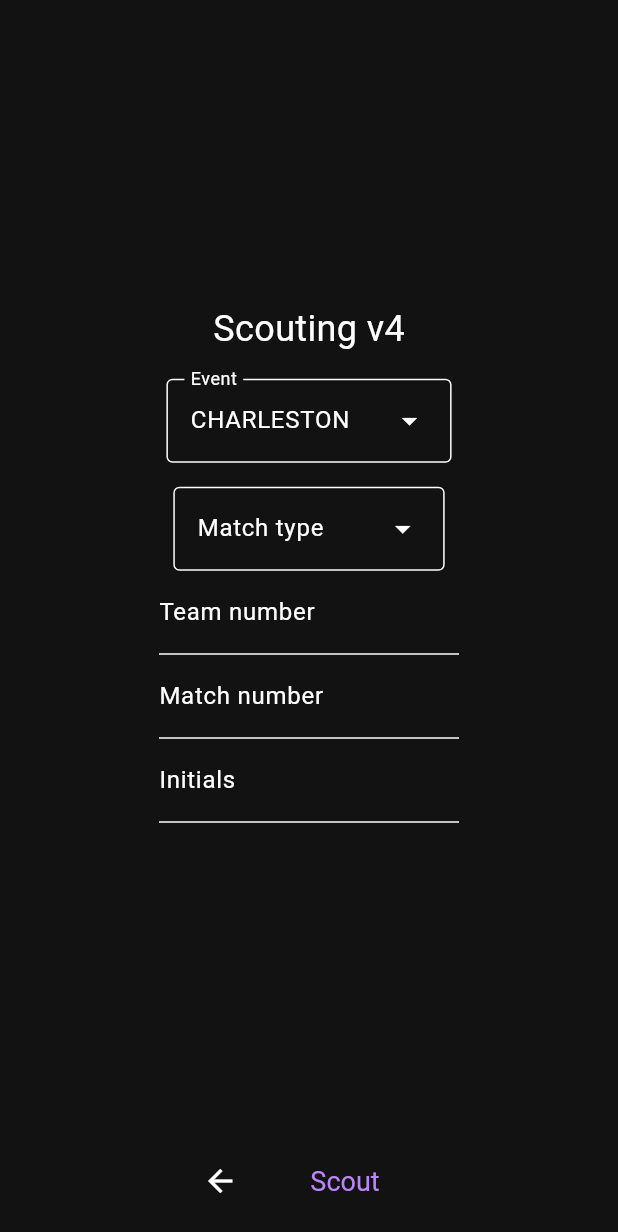
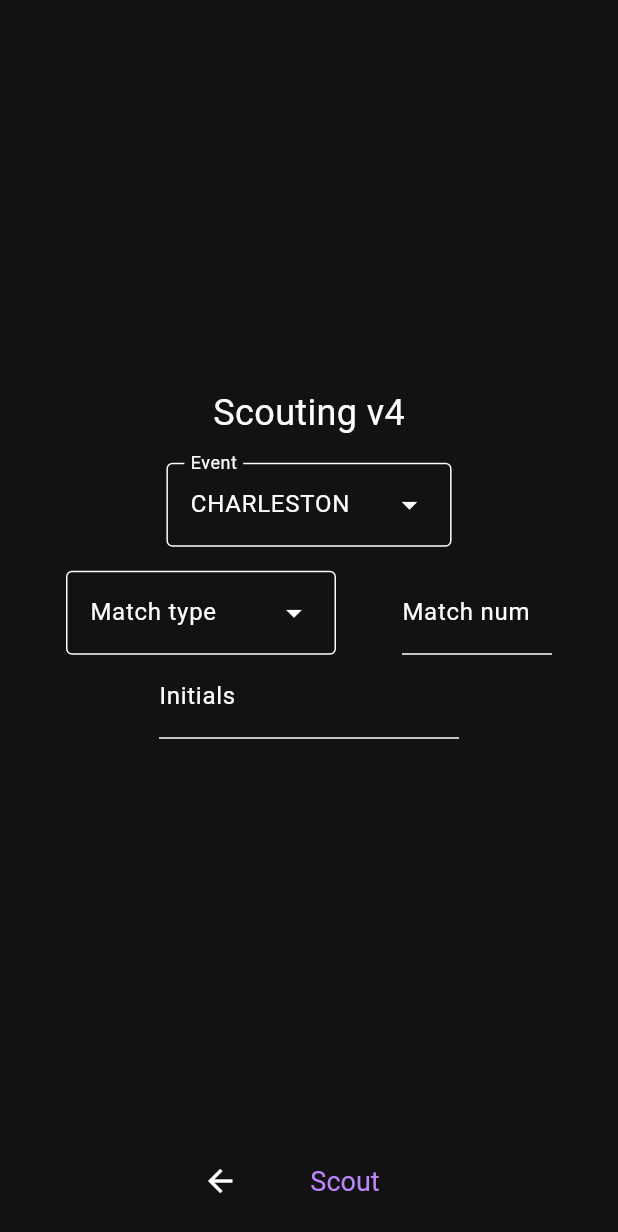
Before and after one commit to 4533-phoenix/flutter-scouting-v4, a Flutter app: the screen it shows after launch, on a phone screen of 412 x 824 dp. Shown: the top 1232 px of the screen. Run offline on Flutter 3.47's test engine with Material 3 defaults, Android fonts, the light colour scheme and no system bars; our stand-ins replace dio; missing offline and left inert: gsheets, tba_api_v3; key blocks and very long unbroken strings in the code were emptied for the run.

Commit message:
Some cleanup and actually fixed web bugs

```diff
--- a/lib/main.dart
+++ b/lib/main.dart
@@ -2,6 +2,7 @@ import 'package:flutter/material.dart';
 import 'package:flutter/services.dart';
 import 'package:scouting_flutter/numbox.dart';
 import 'package:scouting_flutter/sheets.dart';
+import 'package:scouting_flutter/tba.dart';
 
 void main() async {
   //var team = await Tba().getTeam(4533);
@@ -20,10 +21,10 @@ class _Main extends State<Main> {
   static int lastPage = 3;
   static bool retry = false;
 
-  Home home = Home();
-  AutoDetails autoDetails = AutoDetails();
-  TeleopDetails teleopDetails = TeleopDetails();
-  EndDetails endDetails = EndDetails();
+  static Home home = Home();
+  static AutoDetails autoDetails = AutoDetails();
+  static TeleopDetails teleopDetails = TeleopDetails();
+  static EndDetails endDetails = EndDetails();
 
   @override
   Widget build(BuildContext context) {
@@ -87,7 +88,7 @@ class _Main extends State<Main> {
         body: Center(
           child: SizedBox(
             //height: 700,
-            width: 300,
+            width: 420,
             child: Center(
                 child: <Widget>[
               home,
@@ -129,14 +130,18 @@ class _AutoDetails extends State<AutoDetails> {
         Center(
             child: Column(children: [
           const Text('Speaker notes'),
-          NumBox(callback: (int val) {
+          NumBox(
+              value: widget.speakerNotes,
+              callback: (int val) {
                 widget.speakerNotes = val;
               }),
         ])),
         Center(
             child: Column(children: [
           const Text('Amp notes'),
-          NumBox(callback: (int val) {
+          NumBox(
+              value: widget.ampNotes,
+              callback: (int val) {
                 widget.ampNotes = val;
               }),
         ])),
@@ -185,36 +190,30 @@ class _TeleopDetails extends State<TeleopDetails> {
         Center(
             child: Column(children: [
           const Text('Speaker notes'),
-          NumBox(callback: (int val) {
+          NumBox(
+              value: widget.speakerNotes,
+              callback: (int val) {
                 widget.speakerNotes = val;
               }),
         ])),
         Center(
             child: Column(children: [
           const Text('Amp notes'),
-          NumBox(callback: (int val) {
+          NumBox(
+              value: widget.ampNotes,
+              callback: (int val) {
                 widget.ampNotes = val;
               }),
         ])),
         Center(
             child: Column(children: [
           const Text('Amped speaker notes'),
-          NumBox(callback: (int val) {
+          NumBox(
+              value: widget.ampedSpeakerNotes,
+              callback: (int val) {
                 widget.ampedSpeakerNotes = val;
               }),
         ])),
-        /*
-        ListTile(
-          title: const Text('Leave'),
-          leading: Checkbox(
-              value: leave,
-              onChanged: (val) {
-                setState(() {
-                  leave = val!;
-                });
-              }),
-        ),
-				*/
       ],
     );
   }
@@ -254,93 +253,10 @@ class _EndDetails extends State<EndDetails> {
             decoration: const InputDecoration(labelText: 'Comments'),
           ),
         ])),
-        /*
-        ListTile(
-          title: const Text('Leave'),
-          leading: Checkbox(
-              value: leave,
-              onChanged: (val) {
-                setState(() {
-                  leave = val!;
-                });
-              }),
-        ),
-				*/
       ],
     );
   }
 }
-
-/*
-class Main extends StatefulWidget {
-  const Main({super.key});
-
-  @override
-  State<Main> createState() => _Main();
-}
-
-class _Main extends State<Main> {
-	int page = 0;
-  TextEditingController _scouter = TextEditingController(text: "");
-
-  @override
-  Widget build(BuildContext context) {
-    return Scaffold(
-      body: Center(
-        child: Column(
-          mainAxisAlignment: MainAxisAlignment.center,
-          children: <Widget>[
-            const Padding(
-                padding: EdgeInsets.only(bottom: 16.0),
-                child: Text(
-                    style: TextStyle(
-                      fontSize: 24.0,
-                    ),
-                    'Scouting v4'
-								)
-						),
-          ],
-        ),
-      ),
-    );
-  }
-}
-
-
-class Main extends StatefulWidget {
-  const Main({super.key});
-
-  @override
-  State<Main> createState() => _Main();
-}
-
-class _Main extends State<Main> {
-	int page = 0;
-  TextEditingController _scouter = TextEditingController(text: "");
-
-  @override
-  Widget build(BuildContext context) {
-    return Scaffold(
-      body: Center(
-        child: Column(
-          mainAxisAlignment: MainAxisAlignment.center,
-          children: <Widget>[
-            const Padding(
-                padding: EdgeInsets.only(bottom: 16.0),
-                child: Text(
-                    style: TextStyle(
-                      fontSize: 24.0,
-                    ),
-                    'Scouting v4'
-								)
-						),
-          ],
-        ),
-      ),
-    );
-  }
-}
-*/
 
 class Home extends StatefulWidget {
   Home({super.key, this.scouter = ''});
@@ -367,6 +283,16 @@ class _Home extends State<Home> {
   void initState() {
     super.initState();
 
+		scouter.text = widget.scouter;
+
+		if (widget.teamNum != -1) {
+			teamNum.text = widget.teamNum.toString();
+		}
+
+		if (widget.matchNum != -1) {
+			matchNum.text = widget.matchNum.toString();
+		}
+
     teamNumFocus = FocusNode();
     matchNumFocus = FocusNode();
     scouterFocus = FocusNode();
@@ -383,8 +309,6 @@ class _Home extends State<Home> {
 
   @override
   Widget build(BuildContext context) {
-    scouter.text = widget.scouter;
-
     return Column(
       mainAxisAlignment: MainAxisAlignment.center,
       children: <Widget>[
@@ -401,18 +325,22 @@ class _Home extends State<Home> {
               label: Text('Event'),
               initialSelection: 'scchs2024',
               dropdownMenuEntries: [
-                //DropdownMenuEntry(value: 'scriw2023', label: 'SCRIW 2023'),
                 DropdownMenuEntry(value: 'scchs2024', label: 'CHARLESTON'),
               ],
             )),
+        Row(
+					mainAxisAlignment: MainAxisAlignment.spaceEvenly,
+					crossAxisAlignment: CrossAxisAlignment.center,
+					children: [
           DropdownMenu(
+						width: 180,
             label: const Text('Match type'),
+            initialSelection: widget.matchType,
             onSelected: (val) {
               widget.matchType = val!;
               teamNumFocus.requestFocus();
             },
             dropdownMenuEntries: const [
-            //DropdownMenuEntry(value: 'scriw2023', label: 'SCRIW 2023'),
               DropdownMenuEntry(value: 'Practice', label: 'Practice'),
               DropdownMenuEntry(value: 'Qualification', label: 'Qualification'),
               DropdownMenuEntry(value: 'Semi-final', label: 'Semi-final'),
@@ -420,43 +348,35 @@ class _Home extends State<Home> {
             ],
           ),
           SizedBox(
-            width: 200,
-            child: TextField(
-              focusNode: teamNumFocus,
-              onChanged: (text) {
-                widget.teamNum = int.tryParse(text) ?? -1;
-              },
-              onSubmitted: (_) {
-                matchNumFocus.requestFocus();
-              },
-              decoration: const InputDecoration(label: Text('Team number')),
-              keyboardType: TextInputType.number,
-              inputFormatters: [FilteringTextInputFormatter.digitsOnly],
-            )),
-        SizedBox(
-            width: 200,
+              width: 100,
               child: TextField(
                 focusNode: matchNumFocus,
+                controller: matchNum,
                 onChanged: (text) {
                   widget.matchNum = int.tryParse(text) ?? -1;
                 },
                 onSubmitted: (_) {
                   scouterFocus.requestFocus();
                 },
-              decoration: const InputDecoration(label: Text('Match number')),
+                decoration: const InputDecoration(label: Text('Match num')),
                 keyboardType: TextInputType.number,
                 inputFormatters: [FilteringTextInputFormatter.digitsOnly],
               )),
+        ]),
         SizedBox(
             width: 200,
             child: TextField(
               focusNode: scouterFocus,
               controller: scouter,
+							inputFormatters: [
+								TextInputFormatter.withFunction((oldValue, newValue) =>
+									TextEditingValue(
+										text: newValue.text.toUpperCase(),
+										selection: newValue.selection,
+									)
+								),
+							],
               onChanged: (text) {
-                widget.scouter = text;
-              },
-              onSubmitted: (text) {
-                scouter.text = text.toUpperCase();
 								widget.scouter = scouter.text;
               },
               decoration: const InputDecoration(label: Text('Initials')),
```
Also changed, not shown: lib/numbox.dart (+22 -14 lines), lib/sheets.dart (+15 -0 lines), lib/tba.dart (+28 -1 lines). Lines whose indentation alone changed are shown as unchanged.
